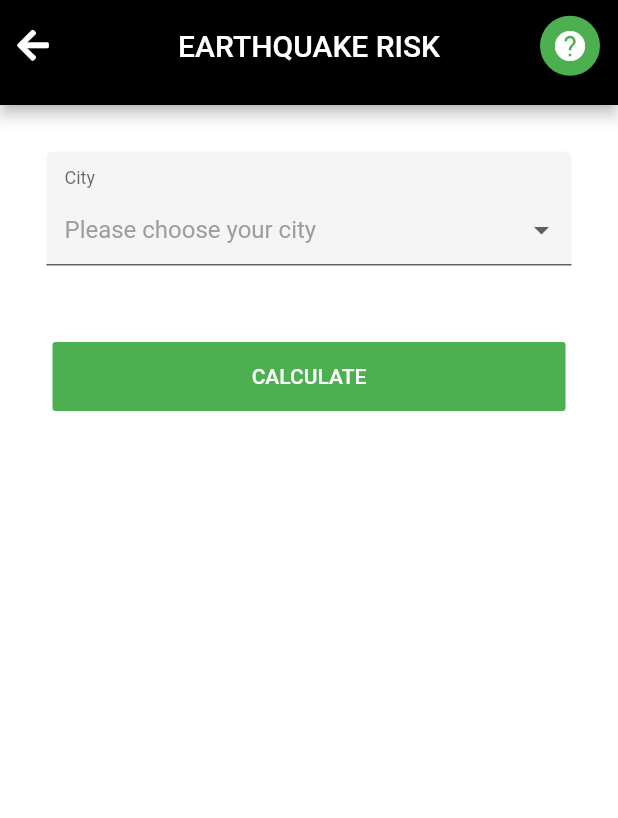
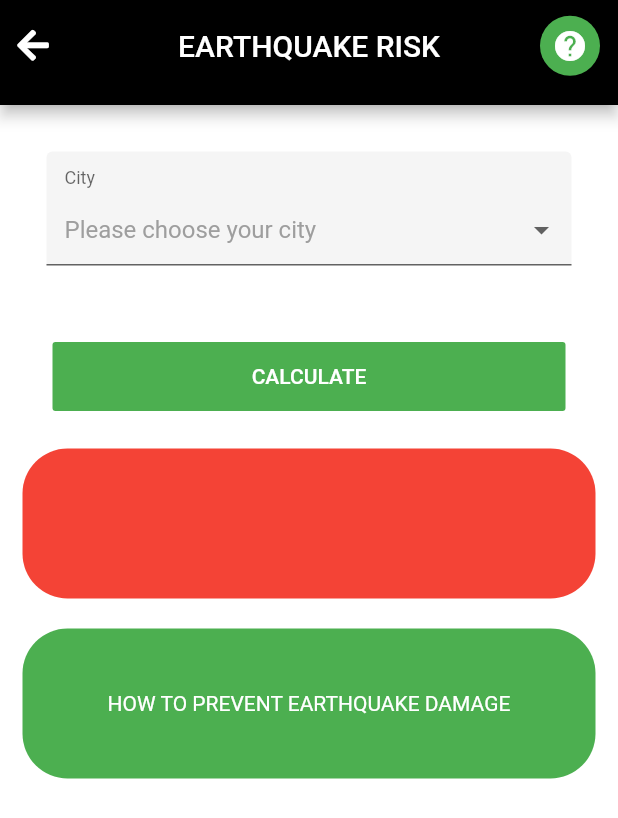
Before and after one commit to merthankavak/sustainable_cities, a Flutter app: the EarthquakeRisk screen opened by its route, after a tap on "CALCULATE", on a phone screen of 412 x 824 dp. Shown: the top 818 px of the screen. Run offline on Flutter 3.47's test engine with Material 2 defaults, Android fonts, the phone set to English and light mode, and no system bars; drawn by our look-alikes of dropdown_formfield; our stand-ins replace font_awesome_flutter, titled_navigation_bar.

Commit message:
earthquake test

```diff
--- a/lib/UI/earthquakeRisk.dart
+++ b/lib/UI/earthquakeRisk.dart
@@ -14,7 +14,7 @@ class EarthquakeRisk extends StatefulWidget {
 class _EarthquakeRiskState extends State<EarthquakeRisk> {
   final GlobalKey<FormState> _formKey = GlobalKey<FormState>();
   String _myActivity = "";
-
+  bool _visible = false;
   String _myActivityResult = "";
   void initState() {
     super.initState();
@@ -32,12 +32,12 @@ class _EarthquakeRiskState extends State<EarthquakeRisk> {
         value: _myActivity,
         onSaved: (value) {
           setState(() {
-            _myActivity = value;
+            value == null ? _visible = false : _myActivity = value;
           });
         },
         onChanged: (value) {
           setState(() {
-            _myActivity = value;
+            value == null ? _visible = false : _myActivity = value;
           });
         },
         dataSource: cityList,
@@ -57,6 +57,7 @@ class _EarthquakeRiskState extends State<EarthquakeRisk> {
           style: TextStyle(color: Colors.white),
         ),
         onPressed: () async {
+          _visible = true;
           await _saveForm();
         },
       ),
@@ -80,7 +81,50 @@ class _EarthquakeRiskState extends State<EarthquakeRisk> {
                 SizedBox(height: 24.0),
                 calculateButton,
                 SizedBox(height: 24.0),
-                Container(child: Text(_myActivityResult)),
+                Visibility(
+                  visible: _visible,
+                  child: Container(
+                    decoration: BoxDecoration(
+                      color: Colors.red,
+                      borderRadius: BorderRadius.circular(30),
+                    ),
+                    width: MediaQuery.of(context).size.width,
+                    height: 100,
+                    child: Center(
+                      child: Text(
+                        _myActivityResult,
+                        style: TextStyle(color: Colors.white),
+                      ),
+                    ),
+                  ),
+                ),
+                SizedBox(
+                  height: 20,
+                ),
+                Visibility(
+                  visible: _visible,
+                  child: InkWell(
+                    borderRadius: BorderRadius.circular(30),
+                    child: Ink(
+                      decoration: BoxDecoration(
+                        color: Colors.green,
+                        borderRadius: BorderRadius.circular(30),
+                      ),
+                      width: MediaQuery.of(context).size.width,
+                      height: 100,
+                      child: Center(
+                        child: Text(
+                          "HOW TO PREVENT EARTHQUAKE DAMAGE",
+                          style: TextStyle(color: Colors.white),
+                        ),
+                      ),
+                    ),
+                    onTap: () async {
+                      await Navigator.popAndPushNamed(
+                          context, "/informationpage");
+                    },
+                  ),
+                ),
               ],
             ),
           ),
--- a/lib/UI/landingPage.dart
+++ b/lib/UI/landingPage.dart
@@ -50,7 +50,7 @@ class _LandingPageState extends State<LandingPage> {
         ),
         child: Center(
           child: Text(
-            "EARTHQUAKE TEST",
+            "EARTHQUAKE RISK",
             textAlign: TextAlign.center,
             style: TextStyle(color: Colors.white, fontSize: 22),
           ),
@@ -119,7 +119,7 @@ class _LandingPageState extends State<LandingPage> {
             mainAxisSpacing: 15,
             crossAxisSpacing: 15,
             crossAxisCount: 2,
-            childAspectRatio: 0.65,
+            childAspectRatio: 0.70,
             children: <Widget>[
               gridViewElement1,
               gridViewElement2,
```
Also changed, not shown: lib/UI/earthquakeTest.dart (deleted, +0 -112 lines).
